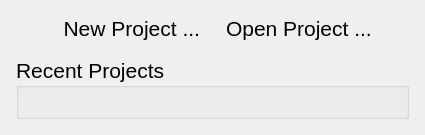
The window that ui/NewOpenProjectPanel.ui (4lex4/scantailor-advanced) describes before a commit, drawn with Qt 5.
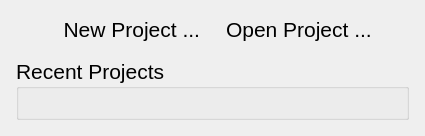
The same window after the commit.

What changed in the file:
```diff
--- a/ui/NewOpenProjectPanel.ui
+++ b/ui/NewOpenProjectPanel.ui
@@ -7,7 +7,7 @@
     <x>0</x>
     <y>0</y>
     <width>425</width>
-    <height>133</height>
+    <height>136</height>
    </rect>
   </property>
   <property name="sizePolicy">
@@ -51,7 +51,7 @@
           <property name="sizeHint" stdset="0">
            <size>
             <width>20</width>
-            <height>20</height>
+            <height>1</height>
            </size>
           </property>
          </spacer>
@@ -82,7 +82,7 @@
           <property name="sizeHint" stdset="0">
            <size>
             <width>20</width>
-            <height>20</height>
+            <height>1</height>
            </size>
           </property>
          </spacer>
@@ -110,7 +110,7 @@
           <property name="sizeHint" stdset="0">
            <size>
             <width>20</width>
-            <height>20</height>
+            <height>1</height>
            </size>
           </property>
          </spacer>
```
